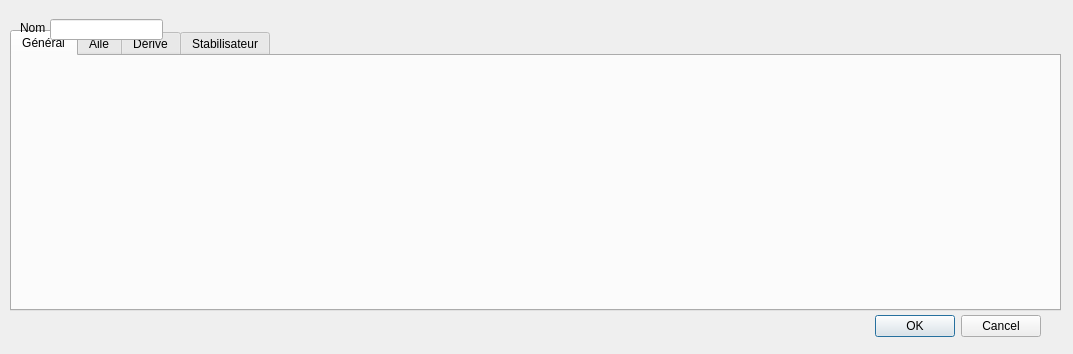
This is airPlaneDesignWingdialog.ui in FredsFactory/FreeCAD_AirPlaneDesign as Qt 5 draws it before an edit. The edited form follows.
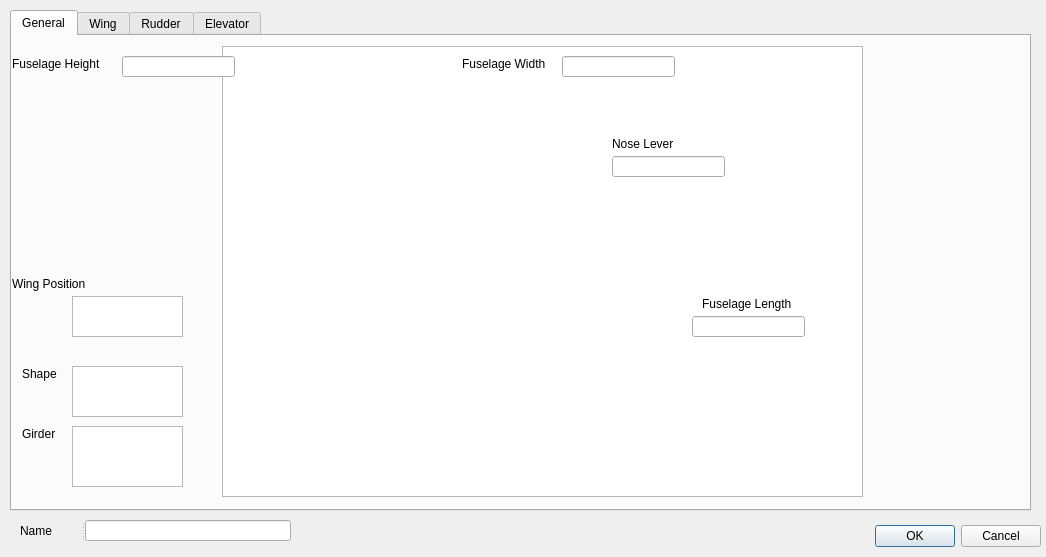
This is the edited form. The open tabs and pages were chosen to show the change. Icons and pictures are not drawn.

What changed in the file:
```diff
--- a/airPlaneDesignWingdialog.ui
+++ b/airPlaneDesignWingdialog.ui
@@ -6,8 +6,8 @@
    <rect>
     <x>0</x>
     <y>0</y>
-    <width>1073</width>
-    <height>354</height>
+    <width>1046</width>
+    <height>557</height>
    </rect>
   </property>
   <property name="windowTitle">
@@ -17,9 +17,9 @@
    <property name="geometry">
     <rect>
      <x>10</x>
-     <y>30</y>
-     <width>1051</width>
-     <height>281</height>
+     <y>10</y>
+     <width>1021</width>
+     <height>501</height>
     </rect>
    </property>
    <property name="currentIndex">
@@ -27,12 +27,230 @@
    </property>
    <widget class="QWidget" name="Global">
     <attribute name="title">
-     <string>Général</string>
+     <string>General</string>
     </attribute>
+    <widget class="QLineEdit" name="fuselageLength">
+     <property name="geometry">
+      <rect>
+       <x>680</x>
+       <y>280</y>
+       <width>113</width>
+       <height>21</height>
+      </rect>
+     </property>
+    </widget>
+    <widget class="QLabel" name="label_2">
+     <property name="geometry">
+      <rect>
+       <x>690</x>
+       <y>260</y>
+       <width>111</width>
+       <height>16</height>
+      </rect>
+     </property>
+     <property name="text">
+      <string>Fuselage Length</string>
+     </property>
+    </widget>
+    <widget class="QLineEdit" name="fuselageWidth">
+     <property name="geometry">
+      <rect>
+       <x>550</x>
+       <y>20</y>
+       <width>113</width>
+       <height>21</height>
+      </rect>
+     </property>
+    </widget>
+    <widget class="QLabel" name="label_4">
+     <property name="geometry">
+      <rect>
+       <x>450</x>
+       <y>20</y>
+       <width>101</width>
+       <height>16</height>
+      </rect>
+     </property>
+     <property name="text">
+      <string>Fuselage Width</string>
+     </property>
+    </widget>
+    <widget class="QLabel" name="label_5">
+     <property name="geometry">
+      <rect>
+       <x>0</x>
+       <y>20</y>
+       <width>101</width>
+       <height>16</height>
+      </rect>
+     </property>
+     <property name="text">
+      <string>Fuselage Height</string>
+     </property>
+    </widget>
+    <widget class="QLineEdit" name="fuselageHeight">
+     <property name="geometry">
+      <rect>
+       <x>110</x>
+       <y>20</y>
+       <width>113</width>
+       <height>21</height>
+      </rect>
+     </property>
+    </widget>
+    <widget class="QListWidget" name="listWidget">
+     <property name="geometry">
+      <rect>
+       <x>60</x>
+       <y>260</y>
+       <width>111</width>
+       <height>41</height>
+      </rect>
+     </property>
+    </widget>
+    <widget class="QLabel" name="label_6">
+     <property name="geometry">
+      <rect>
+       <x>600</x>
+       <y>100</y>
+       <width>71</width>
+       <height>16</height>
+      </rect>
+     </property>
+     <property name="text">
+      <string>Nose Lever</string>
+     </property>
+    </widget>
+    <widget class="QLabel" name="label_7">
+     <property name="geometry">
+      <rect>
+       <x>0</x>
+       <y>240</y>
+       <width>91</width>
+       <height>16</height>
+      </rect>
+     </property>
+     <property name="text">
+      <string>Wing Position</string>
+     </property>
+    </widget>
+    <widget class="QLineEdit" name="lineEdit">
+     <property name="geometry">
+      <rect>
+       <x>600</x>
+       <y>120</y>
+       <width>113</width>
+       <height>21</height>
+      </rect>
+     </property>
+    </widget>
+    <widget class="QLabel" name="label_8">
+     <property name="geometry">
+      <rect>
+       <x>10</x>
+       <y>330</y>
+       <width>59</width>
+       <height>16</height>
+      </rect>
+     </property>
+     <property name="text">
+      <string>Shape</string>
+     </property>
+    </widget>
+    <widget class="QLabel" name="label_9">
+     <property name="geometry">
+      <rect>
+       <x>10</x>
+       <y>390</y>
+       <width>59</width>
+       <height>16</height>
+      </rect>
+     </property>
+     <property name="text">
+      <string>Girder</string>
+     </property>
+    </widget>
+    <widget class="QListWidget" name="listWidget_2">
+     <property name="geometry">
+      <rect>
+       <x>60</x>
+       <y>330</y>
+       <width>111</width>
+       <height>51</height>
+      </rect>
+     </property>
+    </widget>
+    <widget class="QListWidget" name="listWidget_3">
+     <property name="geometry">
+      <rect>
+       <x>60</x>
+       <y>390</y>
+       <width>111</width>
+       <height>61</height>
+      </rect>
+     </property>
+    </widget>
+    <widget class="QLabel" name="label_10">
+     <property name="geometry">
+      <rect>
+       <x>210</x>
+       <y>10</y>
+       <width>641</width>
+       <height>451</height>
+      </rect>
+     </property>
+     <property name="whatsThis">
+      <string notr="true"/>
+     </property>
+     <property name="autoFillBackground">
+      <bool>false</bool>
+     </property>
+     <property name="text">
+      <string/>
+     </property>
+     <property name="pixmap">
+      <pixmap>plane.png</pixmap>
+     </property>
+     <property name="scaledContents">
+      <bool>true</bool>
+     </property>
+     <property name="openExternalLinks">
+      <bool>false</bool>
+     </property>
+    </widget>
+    <widget class="QGraphicsView" name="planeView">
+     <property name="geometry">
+      <rect>
+       <x>210</x>
+       <y>10</y>
+       <width>641</width>
+       <height>451</height>
+      </rect>
+     </property>
+     <property name="interactive">
+      <bool>true</bool>
+     </property>
+    </widget>
+    <zorder>planeView</zorder>
+    <zorder>label_10</zorder>
+    <zorder>fuselageLength</zorder>
+    <zorder>label_2</zorder>
+    <zorder>fuselageWidth</zorder>
+    <zorder>label_4</zorder>
+    <zorder>label_5</zorder>
+    <zorder>fuselageHeight</zorder>
+    <zorder>listWidget</zorder>
+    <zorder>label_6</zorder>
+    <zorder>label_7</zorder>
+    <zorder>lineEdit</zorder>
+    <zorder>label_8</zorder>
+    <zorder>label_9</zorder>
+    <zorder>listWidget_2</zorder>
+    <zorder>listWidget_3</zorder>
    </widget>
    <widget class="QWidget" name="Wing">
     <attribute name="title">
-     <string>Aile</string>
+     <string>Wing</string>
     </attribute>
     <widget class="QLabel" name="label_3">
      <property name="geometry">
@@ -149,44 +367,21 @@
    </widget>
    <widget class="QWidget" name="Rudder">
     <attribute name="title">
-     <string>Dérive</string>
+     <string>Rudder</string>
     </attribute>
    </widget>
    <widget class="QWidget" name="Stab">
     <attribute name="title">
-     <string>Stabilisateur</string>
+     <string>Elevator</string>
     </attribute>
    </widget>
   </widget>
-  <widget class="QLabel" name="label">
-   <property name="geometry">
-    <rect>
-     <x>20</x>
-     <y>20</y>
-     <width>60</width>
-     <height>16</height>
-    </rect>
-   </property>
-   <property name="text">
-    <string>Nom</string>
-   </property>
-  </widget>
-  <widget class="QLineEdit" name="airPlaneName">
-   <property name="geometry">
-    <rect>
-     <x>50</x>
-     <y>19</y>
-     <width>113</width>
-     <height>21</height>
-    </rect>
-   </property>
-  </widget>
   <widget class="QDialogButtonBox" name="buttonBox">
    <property name="geometry">
     <rect>
-     <x>700</x>
-     <y>310</y>
-     <width>341</width>
+     <x>850</x>
+     <y>520</y>
+     <width>191</width>
      <height>32</height>
     </rect>
    </property>
@@ -197,6 +392,25 @@
     <set>QDialogButtonBox::Cancel|QDialogButtonBox::Ok</set>
    </property>
   </widget>
+  <widget class="QSplitter" name="splitter_2">
+   <property name="geometry">
+    <rect>
+     <x>20</x>
+     <y>520</y>
+     <width>271</width>
+     <height>21</height>
+    </rect>
+   </property>
+   <property name="orientation">
+    <enum>Qt::Horizontal</enum>
+   </property>
+   <widget class="QLabel" name="label">
+    <property name="text">
+     <string>Name</string>
+    </property>
+   </widget>
+   <widget class="QLineEdit" name="airPlaneName"/>
+  </widget>
  </widget>
  <resources/>
  <connections>
```
Left out of the diff: 111 changed lines with no effect on the pictures.
